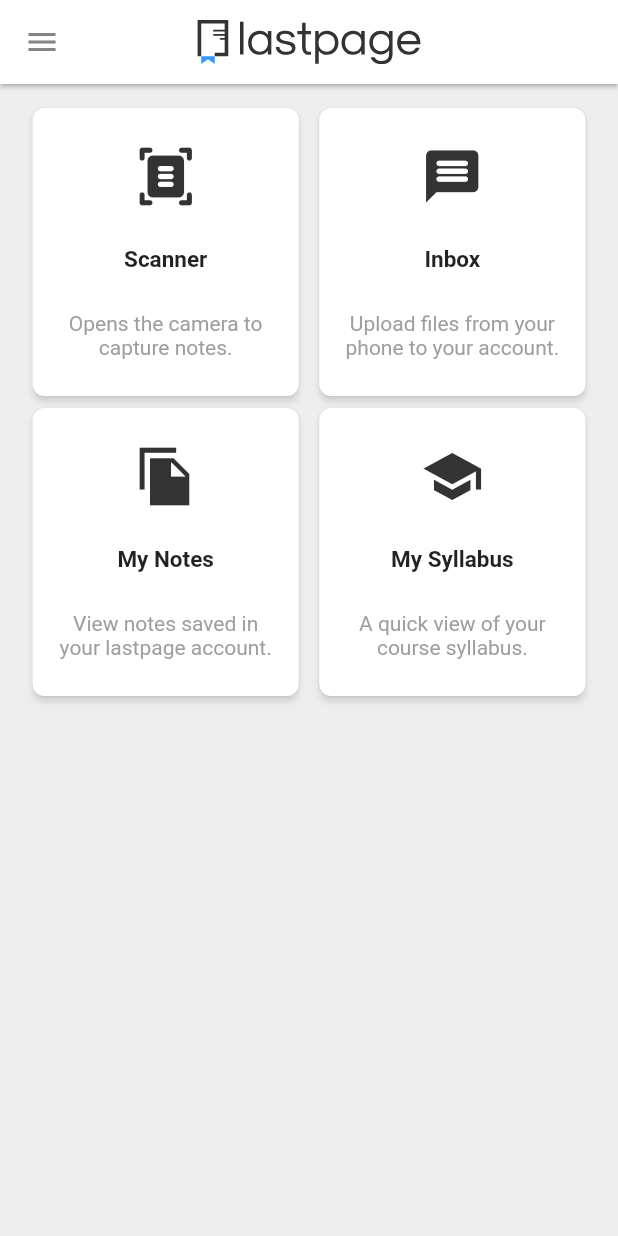
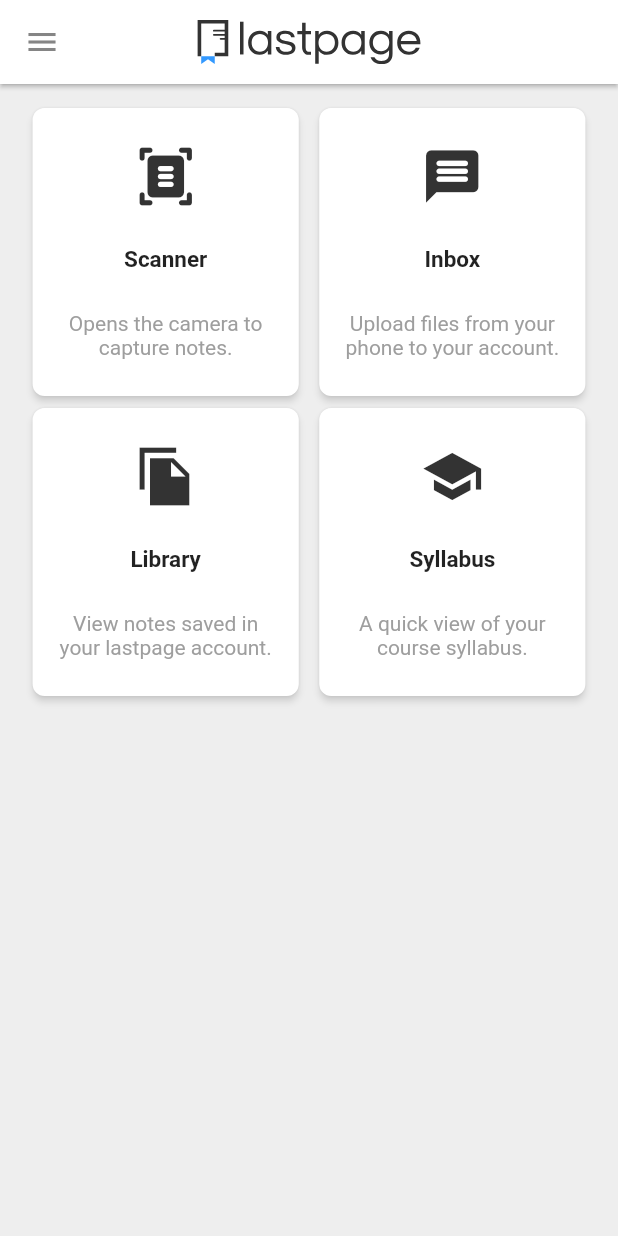
Before and after one commit to silverback-robot/lastpage-android, a Flutter app: the screen it shows once a user with an empty profile is signed in, on a phone screen of 412 x 824 dp. Run offline on Flutter 3.47's test engine with Material 2 defaults, Android fonts, the phone set to English and light mode, and no system bars; our stand-ins replace cloud_firestore, contacts_service, firebase_auth, firebase_core, firebase_storage, flutter_local_notifications and 10 more; missing offline and left inert: typesense; accounts and stored records are empty.

Commit message:
Rename Dashboard cards to match desktop app

```diff
--- a/lib/screens/dashboard.dart
+++ b/lib/screens/dashboard.dart
@@ -125,14 +125,14 @@ class UserDashboard extends StatelessWidget {
                 children: [
                   DashboardCard(
                     icon: Icons.file_copy_sharp,
-                    title: "My Notes",
+                    title: "Library",
                     description: "View notes saved in your lastpage account.",
                     onTapAction: () =>
                         Navigator.pushNamed(context, '/my_notes'),
                   ),
                   DashboardCard(
                     icon: Icons.school,
-                    title: "My Syllabus",
+                    title: "Syllabus",
                     description: "A quick view of your course syllabus.",
                     onTapAction: () =>
                         Navigator.pushNamed(context, '/all_semesters'),
```
